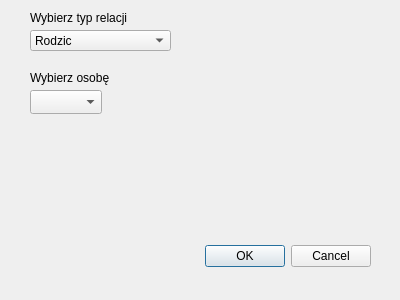
Above: GenealogyApp/relationdialog.ui from frawojej/GenealogyApp before the change. Below: the same form after it.
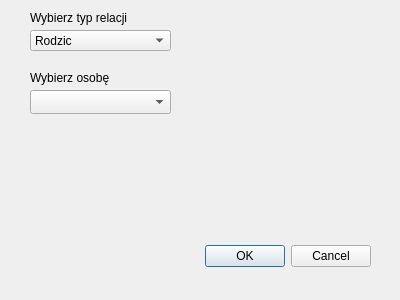
That is the form after the change.

Commit message:
feat/fix: relation display
showing relations and relatives, more detailed

The edit to the form file:
```diff
--- a/GenealogyApp/relationdialog.ui
+++ b/GenealogyApp/relationdialog.ui
@@ -72,7 +72,7 @@
     <rect>
      <x>30</x>
      <y>90</y>
-     <width>72</width>
+     <width>141</width>
      <height>24</height>
     </rect>
    </property>
```
The commit also changes 1 other file.
